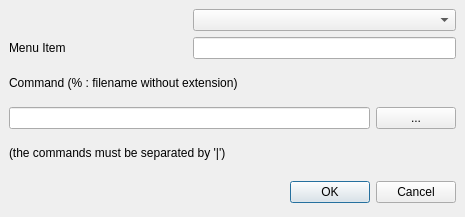
Above: usertooldialog.ui from svn2github/texstudio-trunk before the change. Below: the same form after it.
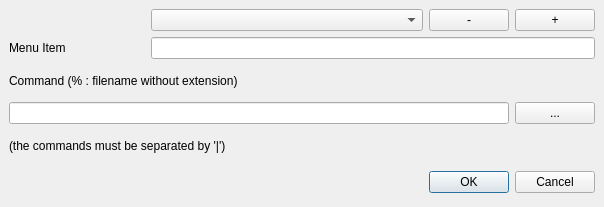
That is the form after the change.

The edit to the form file:
```diff
--- a/usertooldialog.ui
+++ b/usertooldialog.ui
@@ -6,8 +6,8 @@
    <rect>
     <x>0</x>
     <y>0</y>
-    <width>465</width>
-    <height>217</height>
+    <width>604</width>
+    <height>207</height>
    </rect>
   </property>
   <property name="windowTitle">
@@ -72,10 +72,10 @@
        </property>
       </widget>
      </item>
-     <item row="3" column="0" colspan="2">
+     <item row="3" column="0" colspan="4">
       <widget class="QLineEdit" name="toolEdit"/>
      </item>
-     <item row="1" column="1" colspan="2">
+     <item row="1" column="1" colspan="4">
       <widget class="QLineEdit" name="itemEdit"/>
      </item>
      <item row="1" column="0">
@@ -86,7 +86,14 @@
       </widget>
      </item>
      <item row="0" column="1" colspan="2">
-      <widget class="QComboBox" name="comboBox"/>
+      <widget class="QComboBox" name="comboBox">
+       <property name="sizePolicy">
+        <sizepolicy hsizetype="MinimumExpanding" vsizetype="Fixed">
+         <horstretch>0</horstretch>
+         <verstretch>0</verstretch>
+        </sizepolicy>
+       </property>
+      </widget>
      </item>
      <item row="2" column="0" colspan="3">
       <widget class="QLabel" name="label_2">
@@ -95,7 +102,33 @@
        </property>
       </widget>
      </item>
-     <item row="3" column="2">
+     <item row="0" column="4">
+      <widget class="QPushButton" name="pushButtonAdd">
+       <property name="sizePolicy">
+        <sizepolicy hsizetype="Maximum" vsizetype="Fixed">
+         <horstretch>0</horstretch>
+         <verstretch>0</verstretch>
+        </sizepolicy>
+       </property>
+       <property name="text">
+        <string>+</string>
+       </property>
+      </widget>
+     </item>
+     <item row="0" column="3">
+      <widget class="QPushButton" name="pushButtonRemove">
+       <property name="sizePolicy">
+        <sizepolicy hsizetype="Maximum" vsizetype="Fixed">
+         <horstretch>0</horstretch>
+         <verstretch>0</verstretch>
+        </sizepolicy>
+       </property>
+       <property name="text">
+        <string>-</string>
+       </property>
+      </widget>
+     </item>
+     <item row="3" column="4">
       <widget class="QPushButton" name="pushButtonWizard">
        <property name="sizePolicy">
         <sizepolicy hsizetype="Maximum" vsizetype="Fixed">
```
